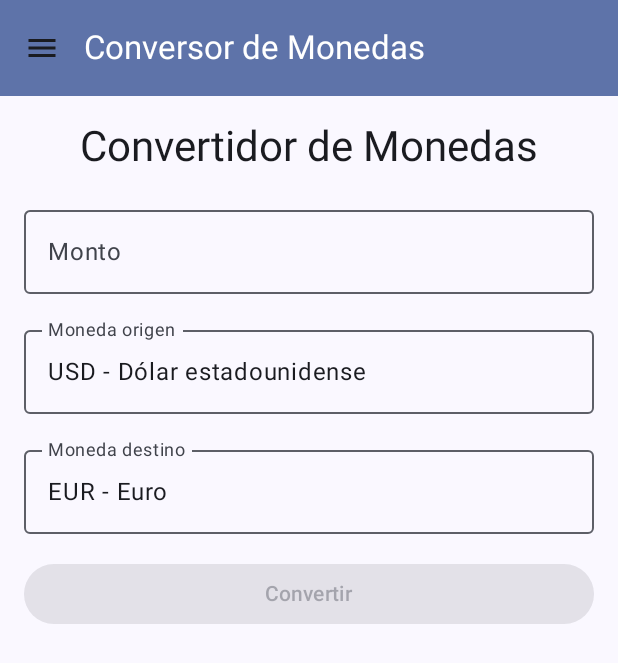
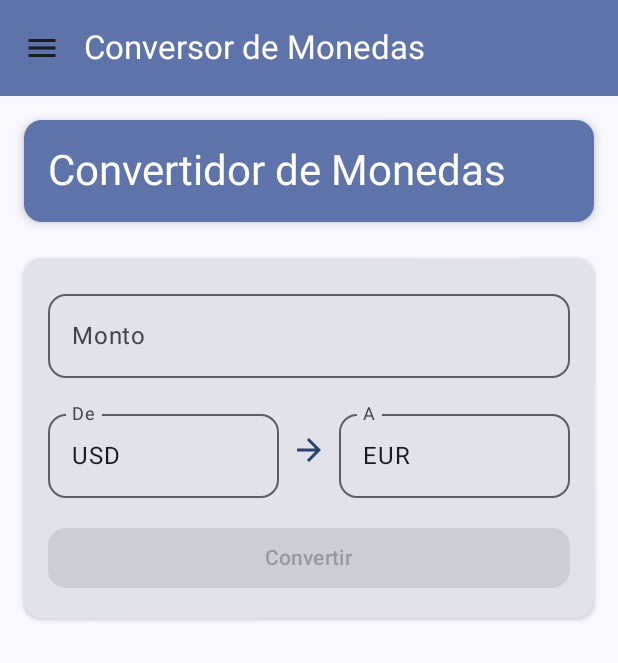
Before and after one commit to james250920/esan_Mendoza_PC2, an Android app built with Jetpack Compose: the ConversionScreen screen opened through its navigation route, on a phone screen of 412 x 824 dp. Shown: the top 663 px of the screen. Run offline under Robolectric (Android 15) with nearby library versions, the phone set to English and light mode, and no system bars; our stand-ins replace Firebase (no records; nobody signed in at launch, a user with empty details on screens opened directly).

Commit message:
Enhance ConversionScreen UI with improved layout and error handling

```diff
--- a/app/src/main/java/esan/mendoza/pc2/presentation/ConversionScreen.kt
+++ b/app/src/main/java/esan/mendoza/pc2/presentation/ConversionScreen.kt
@@ -11,7 +11,16 @@ import androidx.compose.ui.unit.dp
 import esan.mendoza.pc2.data.remote.ConversionModel
 import esan.mendoza.pc2.data.remote.FirebaseAuthManager
 import kotlinx.coroutines.launch
-
+import androidx.compose.foundation.layout.*
+import androidx.compose.foundation.shape.RoundedCornerShape
+import androidx.compose.material.icons.Icons
+import androidx.compose.material.icons.filled.ArrowForward
+import androidx.compose.material3.*
+import androidx.compose.runtime.*
+import androidx.compose.ui.unit.dp
+import java.text.SimpleDateFormat
+import java.util.Date
+import java.util.Locale
 data class Moneda(val codigo: String, val nombre: String)
 data class TasaCambio(val from: String, val to: String, val tasa: Double)
 
@@ -26,10 +35,16 @@ fun ConversionScreen() {
     var resultado by remember { mutableStateOf<String?>(null) }
     var isLoading by remember { mutableStateOf(false) }
     var errorMessage by remember { mutableStateOf<String?>(null) }
-    var showSnackbar by remember { mutableStateOf(false) }
 
     val scope = rememberCoroutineScope()
     val snackbarHostState = remember { SnackbarHostState() }
+
+    fun Long.formatDateTime(): String {
+        val formatter = SimpleDateFormat("dd/MM/yyyy HH:mm:ss", Locale("es", "PE"))
+        return formatter.format(Date(this))
+    }
+
+    fun Double.format(decimales: Int) = "%.${decimales}f".format(this)
 
     Scaffold(
         snackbarHost = { SnackbarHost(snackbarHostState) }
@@ -39,38 +54,66 @@ fun ConversionScreen() {
                 .fillMaxSize()
                 .padding(paddingValues)
                 .padding(16.dp),
-            horizontalAlignment = Alignment.CenterHorizontally,
-            verticalArrangement = Arrangement.spacedBy(16.dp)
+            horizontalAlignment = Alignment.CenterHorizontally
+        ) {
+            Card(
+                modifier = Modifier
+                    .fillMaxWidth()
+                    .padding(bottom = 24.dp),
+                elevation = CardDefaults.cardElevation(defaultElevation = 4.dp),
+                colors = CardDefaults.cardColors(
+                    containerColor = MaterialTheme.colorScheme.primaryContainer
+                )
             ) {
                 Text(
                     text = "Convertidor de Monedas",
-                style = MaterialTheme.typography.headlineMedium
+                    style = MaterialTheme.typography.headlineMedium,
+                    modifier = Modifier.padding(16.dp),
+                    color = MaterialTheme.colorScheme.onPrimaryContainer
                 )
+            }
 
+            Card(
+                modifier = Modifier.fillMaxWidth(),
+                elevation = CardDefaults.cardElevation(defaultElevation = 2.dp)
+            ) {
+                Column(
+                    modifier = Modifier.padding(16.dp),
+                    verticalArrangement = Arrangement.spacedBy(16.dp)
+                ) {
                     OutlinedTextField(
                         value = monto,
                         onValueChange = { if (it.all { char -> char.isDigit() || char == '.' }) monto = it },
                         label = { Text("Monto") },
                         modifier = Modifier.fillMaxWidth(),
                         enabled = !isLoading,
-                keyboardOptions = KeyboardOptions(keyboardType = KeyboardType.Decimal)
+                        keyboardOptions = KeyboardOptions(keyboardType = KeyboardType.Decimal),
+                        shape = RoundedCornerShape(12.dp),
+                        colors = OutlinedTextFieldDefaults.colors(
+                            focusedBorderColor = MaterialTheme.colorScheme.primary,
+                            unfocusedBorderColor = MaterialTheme.colorScheme.outline
+                        )
                     )
 
+                    Row(
+                        modifier = Modifier.fillMaxWidth(),
+                        horizontalArrangement = Arrangement.spacedBy(8.dp)
+                    ) {
                         ExposedDropdownMenuBox(
                             expanded = monedaOrigenExpanded,
-                onExpandedChange = { if (!isLoading) monedaOrigenExpanded = !monedaOrigenExpanded }
+                            onExpandedChange = { if (!isLoading) monedaOrigenExpanded = !monedaOrigenExpanded },
+                            modifier = Modifier.weight(1f)
                         ) {
                             OutlinedTextField(
-                    value = "${monedaOrigen.codigo} - ${monedaOrigen.nombre}",
+                                value = monedaOrigen.codigo,
                                 onValueChange = {},
                                 readOnly = true,
-                    label = { Text("Moneda origen") },
-                    modifier = Modifier
-                        .menuAnchor()
-                        .fillMaxWidth(),
-                    enabled = !isLoading
+                                label = { Text("De") },
+                                modifier = Modifier.menuAnchor(),
+                                enabled = !isLoading,
+                                shape = RoundedCornerShape(12.dp)
                             )
-                DropdownMenu(
+                            ExposedDropdownMenu(
                                 expanded = monedaOrigenExpanded,
                                 onDismissRequest = { monedaOrigenExpanded = false }
                             ) {
@@ -86,21 +129,28 @@ fun ConversionScreen() {
                             }
                         }
 
+                        Icon(
+                            imageVector = Icons.Default.ArrowForward,
+                            contentDescription = null,
+                            modifier = Modifier.align(Alignment.CenterVertically),
+                            tint = MaterialTheme.colorScheme.primary
+                        )
+
                         ExposedDropdownMenuBox(
                             expanded = monedaDestinoExpanded,
-                onExpandedChange = { if (!isLoading) monedaDestinoExpanded = !monedaDestinoExpanded }
+                            onExpandedChange = { if (!isLoading) monedaDestinoExpanded = !monedaDestinoExpanded },
+                            modifier = Modifier.weight(1f)
                         ) {
                             OutlinedTextField(
-                    value = "${monedaDestino.codigo} - ${monedaDestino.nombre}",
+                                value = monedaDestino.codigo,
                                 onValueChange = {},
                                 readOnly = true,
-                    label = { Text("Moneda destino") },
-                    modifier = Modifier
-                        .menuAnchor()
-                        .fillMaxWidth(),
-                    enabled = !isLoading
+                                label = { Text("A") },
+                                modifier = Modifier.menuAnchor(),
+                                enabled = !isLoading,
+                                shape = RoundedCornerShape(12.dp)
                             )
-                DropdownMenu(
+                            ExposedDropdownMenu(
                                 expanded = monedaDestinoExpanded,
                                 onDismissRequest = { monedaDestinoExpanded = false }
                             ) {
@@ -115,6 +165,7 @@ fun ConversionScreen() {
                                 }
                             }
                         }
+                    }
 
                     Button(
                         onClick = {
@@ -123,20 +174,18 @@ fun ConversionScreen() {
                                 scope.launch {
                                     isLoading = true
                                     errorMessage = null
-
+                                    val currentTimestamp = System.currentTimeMillis()
                                     val tasa = obtenerTasaCambio(monedaOrigen.codigo, monedaDestino.codigo)
                                     val montoConvertido = montoDouble * tasa
 
-                            resultado = "%.2f %s equivalen a %.2f %s".format(
-                                montoDouble,
-                                monedaOrigen.codigo,
-                                montoConvertido,
-                                monedaDestino.codigo
-                            )
+                                    resultado = """
+                                        Fecha: ${currentTimestamp.formatDateTime()}
+                                        ${montoDouble.format(2)} ${monedaOrigen.codigo} = ${montoConvertido.format(2)} ${monedaDestino.codigo}
+                                    """.trimIndent()
 
                                     val conversion = ConversionModel(
                                         userId = FirebaseAuthManager.getCurrentUser()?.uid ?: "",
-                                timestamp = System.currentTimeMillis(),
+                                        timestamp = currentTimestamp,
                                         amount = montoDouble,
                                         sourceCurrency = monedaOrigen.codigo,
                                         targetCurrency = monedaDestino.codigo,
@@ -156,7 +205,11 @@ fun ConversionScreen() {
                             }
                         },
                         modifier = Modifier.fillMaxWidth(),
-                enabled = monto.isNotEmpty() && !isLoading
+                        enabled = monto.isNotEmpty() && !isLoading,
+                        shape = RoundedCornerShape(12.dp),
+                        colors = ButtonDefaults.buttonColors(
+                            containerColor = MaterialTheme.colorScheme.primary
+                        )
                     ) {
                         if (isLoading) {
                             CircularProgressIndicator(
@@ -167,21 +220,43 @@ fun ConversionScreen() {
                             Text("Convertir")
                         }
                     }
+                }
+            }
 
             resultado?.let {
+                Card(
+                    modifier = Modifier
+                        .fillMaxWidth()
+                        .padding(top = 16.dp),
+                    colors = CardDefaults.cardColors(
+                        containerColor = MaterialTheme.colorScheme.secondaryContainer
+                    )
+                ) {
                     Text(
                         text = it,
                         style = MaterialTheme.typography.bodyLarge,
-                    modifier = Modifier.padding(top = 16.dp)
+                        modifier = Modifier.padding(16.dp),
+                        color = MaterialTheme.colorScheme.onSecondaryContainer
                     )
+                }
             }
 
             errorMessage?.let {
+                Card(
+                    modifier = Modifier
+                        .fillMaxWidth()
+                        .padding(top = 8.dp),
+                    colors = CardDefaults.cardColors(
+                        containerColor = MaterialTheme.colorScheme.errorContainer
+                    )
+                ) {
                     Text(
                         text = it,
-                    color = MaterialTheme.colorScheme.error,
-                    style = MaterialTheme.typography.bodyMedium
+                        color = MaterialTheme.colorScheme.onErrorContainer,
+                        style = MaterialTheme.typography.bodyMedium,
+                        modifier = Modifier.padding(16.dp)
                     )
+                }
             }
         }
     }
@@ -199,8 +274,7 @@ private val tasasCambio = listOf(
     TasaCambio("USD", "EUR", 0.925),
     TasaCambio("USD", "PEN", 3.70),
     TasaCambio("USD", "GBP", 0.79),
-    TasaCambio("USD", "JPY", 151.50),
-    // Añade más tasas según necesites
+    TasaCambio("USD", "JPY", 151.50)
 )
 
 private fun obtenerTasaCambio(from: String, to: String): Double {
```
Lines whose indentation alone changed are shown as unchanged.
